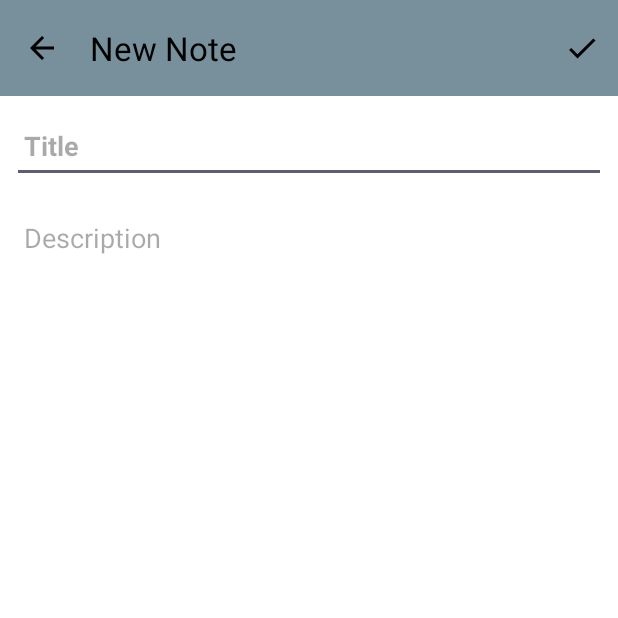
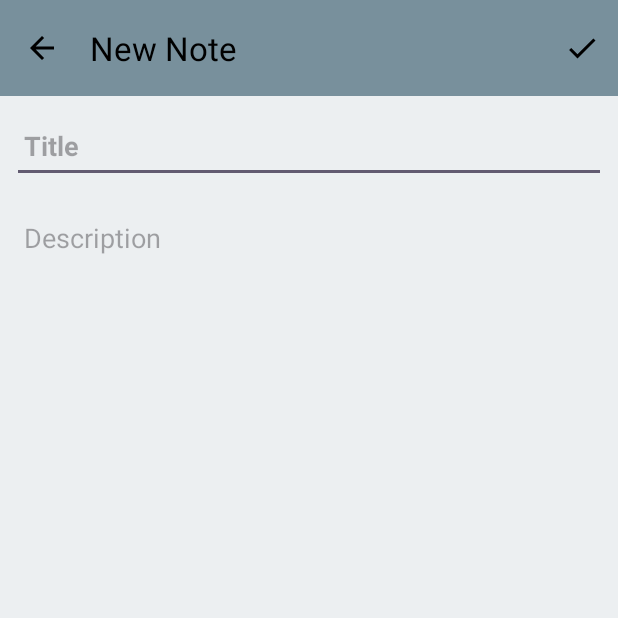
Before and after one commit to dupontcam/Simple_Note, an Android app: the AddNote screen opened directly, with no data from a screen before it, on a phone screen of 412 x 824 dp, the top half of it. Run offline under Robolectric (Android 15) with nearby library versions, the phone set to English and light mode, and no system bars.

Commit message:
Theme adjustments

```diff
--- a/app/src/main/java/br/com/cursoandroid/simplenote/MainActivity.java
+++ b/app/src/main/java/br/com/cursoandroid/simplenote/MainActivity.java
@@ -43,8 +43,8 @@ public class MainActivity extends AppCompatActivity {
     protected void onCreate(Bundle savedInstanceState) {
 
         EdgeToEdge.enable(this);
+
         // Aplica o tema antes de criar a Activity
-
         applyThemeFromPreferences(this);
         super.onCreate(savedInstanceState);
         setContentView(R.layout.activity_main);
--- a/app/src/main/res/layout/activity_add_note.xml
+++ b/app/src/main/res/layout/activity_add_note.xml
@@ -5,6 +5,7 @@
     android:id="@+id/main"
     android:layout_width="match_parent"
     android:layout_height="match_parent"
+    android:background="?android:attr/windowBackground"
     tools:context=".AddNote">
 
     <com.google.android.material.appbar.MaterialToolbar
--- a/app/src/main/res/layout/activity_main.xml
+++ b/app/src/main/res/layout/activity_main.xml
@@ -5,6 +5,7 @@
     android:id="@+id/main"
     android:layout_width="match_parent"
     android:layout_height="match_parent"
+    android:background="?android:attr/windowBackground"
     tools:context=".MainActivity">
 
     <com.google.android.material.appbar.MaterialToolbar
@@ -35,8 +36,8 @@
         android:layout_height="wrap_content"
         android:layout_marginEnd="16dp"
         android:clickable="true"
+        android:contentDescription="@string/Add_note"
         android:iconTint="?attr/colorControlNormal"
-        android:contentDescription="@string/Add_note"
         app:backgroundTint="?attr/colorPrimary"
         app:layout_constraintBottom_toBottomOf="parent"
         app:layout_constraintEnd_toEndOf="parent"
--- a/app/src/main/res/layout/activity_update_note.xml
+++ b/app/src/main/res/layout/activity_update_note.xml
@@ -5,6 +5,7 @@
     android:id="@+id/main"
     android:layout_width="match_parent"
     android:layout_height="match_parent"
+    android:background="?android:attr/windowBackground"
     tools:context=".UpdateNote">
 
     <com.google.android.material.appbar.MaterialToolbar
--- a/app/src/main/res/values-night/themes.xml
+++ b/app/src/main/res/values-night/themes.xml
@@ -1,14 +1,16 @@
 <resources xmlns:tools="http://schemas.android.com/tools">
     <style name="Base.Theme.SimpleNote" parent="Theme.Material3.DayNight.NoActionBar">
         <!-- Tema Escuro -->
-        <item name="colorPrimary">@color/black</item>
-        <item name="colorOnPrimary">@color/grey_400</item>
-        <item name="android:windowBackground">@color/grey_600</item>
+        <item name="colorPrimary">@color/blue_grey_700</item>
+        <item name="colorOnPrimary">@color/blue_grey_300</item>
+        <item name="android:windowBackground">@color/blue_grey_500</item>
         <item name="android:textColorPrimary">@color/white</item>
         <item name="android:colorControlNormal">@color/white</item> <!-- Ícones do menu -->
         <item name="popupMenuStyle">@style/ThemePopupStyle</item>
         <item name="cardBackgroundColor">@style/Theme.CardView</item>
     </style>
+
+    <style name="Theme.SimpleNote" parent="Base.Theme.SimpleNote" />
 
     <style name="ThemePopupStyle" parent="Widget.Material3.PopupMenu">
         <item name="android:popupBackground">?attr/colorPrimary</item>
@@ -18,4 +20,92 @@
     <style name="Theme.CardView" parent="Widget.Material3.CardView.Filled">
         <item name="cardBackgroundColor">?attr/colorOnPrimary</item>
     </style>
+
+    <!-- Tema Azul -->
+    <style name="Theme.Blue" parent="Base.Theme.SimpleNote">
+        <item name="colorPrimary">@color/blue_600</item>
+        <item name="colorOnPrimary">@color/blue_100</item>
+        <item name="android:windowBackground">@color/blue_500</item>
+        <item name="android:textColorPrimary">@color/black</item>
+        <item name="android:colorControlNormal">@color/black</item>
+    </style>
+
+    <!-- Tema Verde -->
+    <style name="Theme.Green" parent="Base.Theme.SimpleNote">
+        <item name="colorPrimary">@color/green_600</item>
+        <item name="colorOnPrimary">@color/green_100</item>
+        <item name="android:windowBackground">@color/green_500</item>
+        <item name="android:textColorPrimary">@color/white</item>
+        <item name="android:colorControlNormal">@color/white</item>
+    </style>
+
+    <!-- Tema Amarelo -->
+    <style name="Theme.Yellow" parent="Base.Theme.SimpleNote">
+        <item name="colorPrimary">@color/yellow_600</item>
+        <item name="colorOnPrimary">@color/yellow_100</item>
+        <item name="android:windowBackground">@color/yellow_500</item>
+        <item name="android:textColorPrimary">@color/black</item>
+        <item name="android:colorControlNormal">@color/black</item>
+    </style>
+
+    <!-- Tema Laranja -->
+    <style name="Theme.Orange" parent="Base.Theme.SimpleNote">
+        <item name="colorPrimary">@color/orange_600</item>
+        <item name="colorOnPrimary">@color/orange_100</item>
+        <item name="android:windowBackground">@color/orange_500</item>
+        <item name="android:textColorPrimary">@color/black</item>
+        <item name="android:colorControlNormal">@color/black</item>
+    </style>
+
+    <!-- Tema Roxo -->
+    <style name="Theme.Purple" parent="Base.Theme.SimpleNote">
+        <item name="colorPrimary">@color/purple_600</item>
+        <item name="colorOnPrimary">@color/purple_100</item>
+        <item name="android:windowBackground">@color/purple_500</item>
+        <item name="android:textColorPrimary">@color/black</item>
+        <item name="android:colorControlNormal">@color/black</item>
+    </style>
+
+    <!-- Tema Roxo Escuro -->
+    <style name="Theme.DeepPurple" parent="Base.Theme.SimpleNote">
+        <item name="colorPrimary">@color/deep_purple_600</item>
+        <item name="colorOnPrimary">@color/deep_purple_100</item>
+        <item name="android:windowBackground">@color/deep_purple_500</item>
+        <item name="android:textColorPrimary">@color/black</item>
+        <item name="android:colorControlNormal">@color/black</item>
+    </style>
+
+    <!-- Tema Índigo -->
+    <style name="Theme.Indigo" parent="Base.Theme.SimpleNote">
+        <item name="colorPrimary">@color/indigo_600</item>
+        <item name="colorOnPrimary">@color/indigo_100</item>
+        <item name="android:windowBackground">@color/indigo_500</item>
+        <item name="android:textColorPrimary">@color/black</item>
+        <item name="android:colorControlNormal">@color/black</item>
+    </style>
+
+    <!-- Tema Laranja Escuro -->
+    <style name="Theme.DeepOrange" parent="Base.Theme.SimpleNote">
+        <item name="colorPrimary">@color/deep_orange_600</item>
+        <item name="colorOnPrimary">@color/deep_orange_100</item>
+        <item name="android:windowBackground">@color/deep_orange_500</item>
+        <item name="android:textColorPrimary">@color/black</item>
+        <item name="android:colorControlNormal">@color/black</item>
+    </style>
+
+    <!-- Tema Azul Esverdeado -->
+    <style name="Theme.Teal" parent="Base.Theme.SimpleNote">
+        <item name="colorPrimary">@color/teal_600</item>
+        <item name="colorOnPrimary">@color/teal_100</item>
+        <item name="android:windowBackground">@color/teal_500</item>
+        <item name="android:textColorPrimary">@color/black</item>
+        <item name="android:colorControlNormal">@color/black</item>
+    </style>
+
+    <!-- Estilo para o FloatingActionButton -->
+    <style name="FabStyle" parent="Base.Theme.SimpleNote">
+        <item name="backgroundTint">?attr/colorPrimary</item>
+        <item name="rippleColor">@color/white</item>
+        <item name="android:tint">@color/black</item>
+    </style>
 </resources>
--- a/app/src/main/res/values/colors.xml
+++ b/app/src/main/res/values/colors.xml
@@ -32,6 +32,7 @@
 
     <color name="blue_50">#E3F2FD</color>
     <color name="blue_500">#2196F3</color>
+    <color name="blue_600">#1E88E5</color>
     <color name="blue_700">#1976D2</color>
     <color name="blue_100">#BBDEFB</color>
     <color name="blue_200">#90CAF9</color>
@@ -40,14 +41,17 @@
     <color name="green_900">#1B5E20</color>
     <color name="green_950">#022C22</color>
     <color name="green_500">#4CAF50</color>
+    <color name="green_600">#43A047</color>
     <color name="green_700">#388E3C</color>
     <color name="green_100">#C8E6C9</color>
     <color name="green_200">#80CBC4</color>
 
     <color name="ambar_50">#FFF8E1</color>
+    <color name="ambar_200">#FFE082</color>
 
     <color name="yellow_50">#FFF3E0</color>
     <color name="yellow_500">#FFEB3B</color>
+    <color name="yellow_600">#FDD835</color>
     <color name="yellow_700">#FBC02D</color>
     <color name="yellow_900">#F57F17</color>
     <color name="yellow_100">#FFF9C4</color>
@@ -55,36 +59,42 @@
 
     <color name="orange_50">#FFF3E0</color>
     <color name="orange_500">#FF9800</color>
+    <color name="orange_600">#FB8C00</color>
     <color name="orange_700">#F57C00</color>
     <color name="orange_100">#FFE0B2</color>
     <color name="orange_200">#FFCC80</color>
 
     <color name="deep_orange_50">#FBE9E7</color>
     <color name="deep_orange_500">#FF5722</color>
+    <color name="deep_orange_600">#F4511E</color>
     <color name="deep_orange_700">#E64A19</color>
     <color name="deep_orange_100">#FFCCBC</color>
     <color name="deep_orange_200">#FFAB91</color>
 
     <color name="purple_50">#F3E5F5</color>
     <color name="purple_500">#9C27B0</color>
+    <color name="purple_600">#8E24AA</color>
     <color name="purple_700">#7B1FA2</color>
     <color name="purple_100">#E1BEE7</color>
     <color name="purple_200">#CE93D8</color>
 
     <color name="deep_purple_50">#EDE7F6</color>
     <color name="deep_purple_500">#673AB7</color>
+    <color name="deep_purple_600">#5E35B1</color>
     <color name="deep_purple_700">#7B1FA2</color>
     <color name="deep_purple_100">#D1C4E9</color>
     <color name="deep_purple_200">#B39DDB</color>
 
     <color name="indigo_50">#E8EAF6</color>
     <color name="indigo_500">#3F51B5</color>
+    <color name="indigo_600">#3949AB</color>
     <color name="indigo_700">#303F9F</color>
     <color name="indigo_100">#C5CAE9</color>
     <color name="indigo_200">#9FA8DA</color>
 
     <color name="teal_50">#E0F2F1</color>
     <color name="teal_500">#009688</color>
+    <color name="teal_600">#00897B</color>
     <color name="teal_700">#00796B</color>
     <color name="teal_100">#B2DFDB</color>
     <color name="teal_200">#80CBC4</color>
--- a/app/src/main/res/values/themes.xml
+++ b/app/src/main/res/values/themes.xml
@@ -3,12 +3,11 @@
         <!-- Tema Claro -->
         <item name="colorPrimary">@color/blue_grey_400</item>
         <item name="colorOnPrimary">@color/ambar_50</item>
-        <item name="android:windowBackground">@color/white</item>
+        <item name="android:windowBackground">@color/blue_grey_50</item>
         <item name="android:textColorPrimary">@color/black</item>
         <item name="android:colorControlNormal">@color/black</item> <!-- Ícones do menu -->
         <item name="popupMenuStyle">@style/ThemePopupStyle</item>
         <item name="cardBackgroundColor">@style/Theme.CardView</item>
-
     </style>
 
     <style name="Theme.SimpleNote" parent="Base.Theme.SimpleNote" />
```
